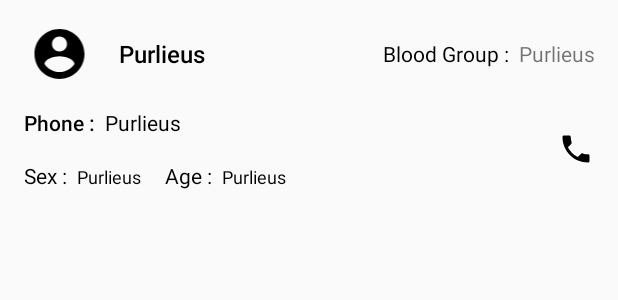
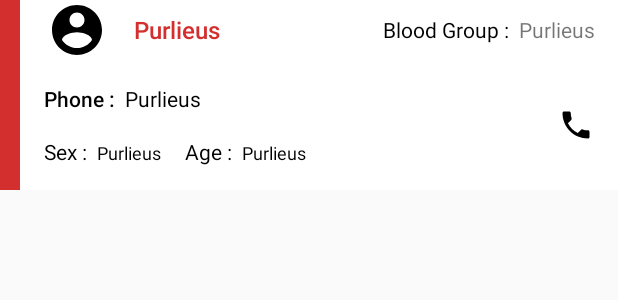
Before and after one commit to gvinod07/TechTatva16, an Android app: the layout item_donation.xml on its own in the app's theme, with its tools: preview values and no code run, on a phone screen of 412 x 824 dp. Shown: the top 300 px of the screen. Run offline under Robolectric (Android 15) with nearby library versions, the phone set to English and light mode, and no system bars.

Commit message:
Urgent item changed UI

```diff
--- a/app/src/main/res/layout/item_donation.xml
+++ b/app/src/main/res/layout/item_donation.xml
@@ -3,11 +3,16 @@
     xmlns:tools="http://schemas.android.com/tools"
     android:orientation="vertical"
     android:layout_width="match_parent"
-    android:layout_height="match_parent"
-    android:paddingBottom="@dimen/padding_default"
-    android:paddingTop="@dimen/padding_default">
+    android:layout_height="wrap_content"
+    android:background="@color/red_material_dark">
 
 
+    <LinearLayout
+        android:layout_width="match_parent"
+        android:layout_height="wrap_content"
+        android:orientation="vertical"
+        android:background="@color/white"
+        android:layout_marginLeft="20px">
     <LinearLayout
         android:layout_width="match_parent"
         android:layout_height="wrap_content"
@@ -32,7 +37,7 @@
                 android:id="@+id/name_item_seek_urgent"
                 tools:text="@string/app_name"
                 android:fontFamily="sans-serif-medium"
-                android:textColor="@color/black"
+                android:textColor="@color/red_material_dark"
                 android:textSize="@dimen/typography_title"
                 android:layout_gravity="center_vertical"
                 android:layout_weight="0.75"
@@ -159,4 +164,5 @@
             android:layout_gravity="center_vertical"
             android:padding="@dimen/padding_default"/>
     </LinearLayout>
+    </LinearLayout>
 </LinearLayout>
```
